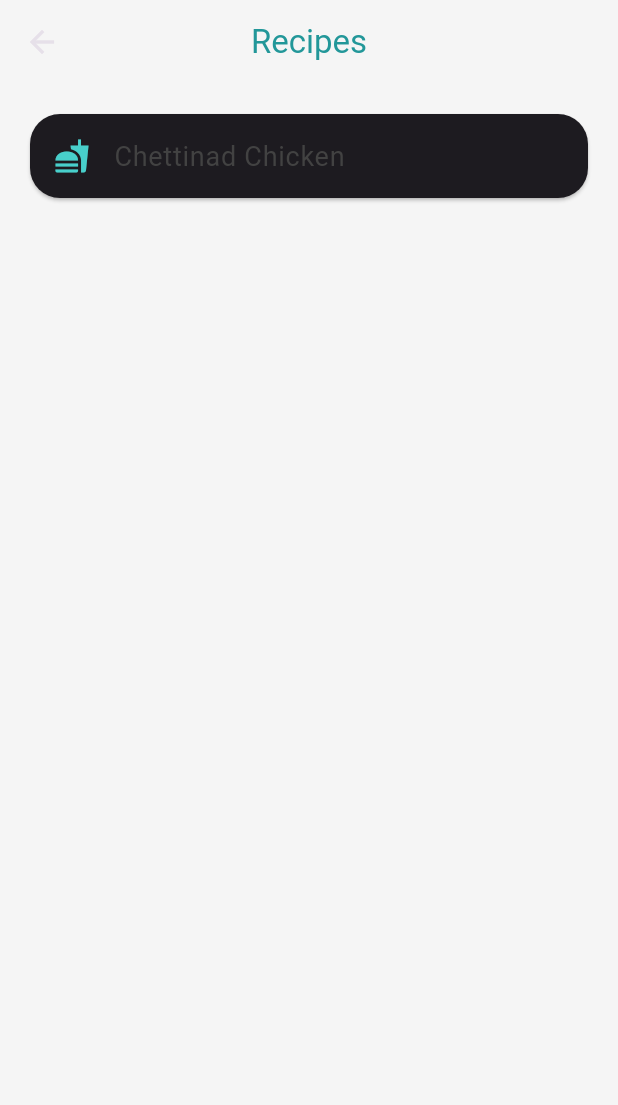
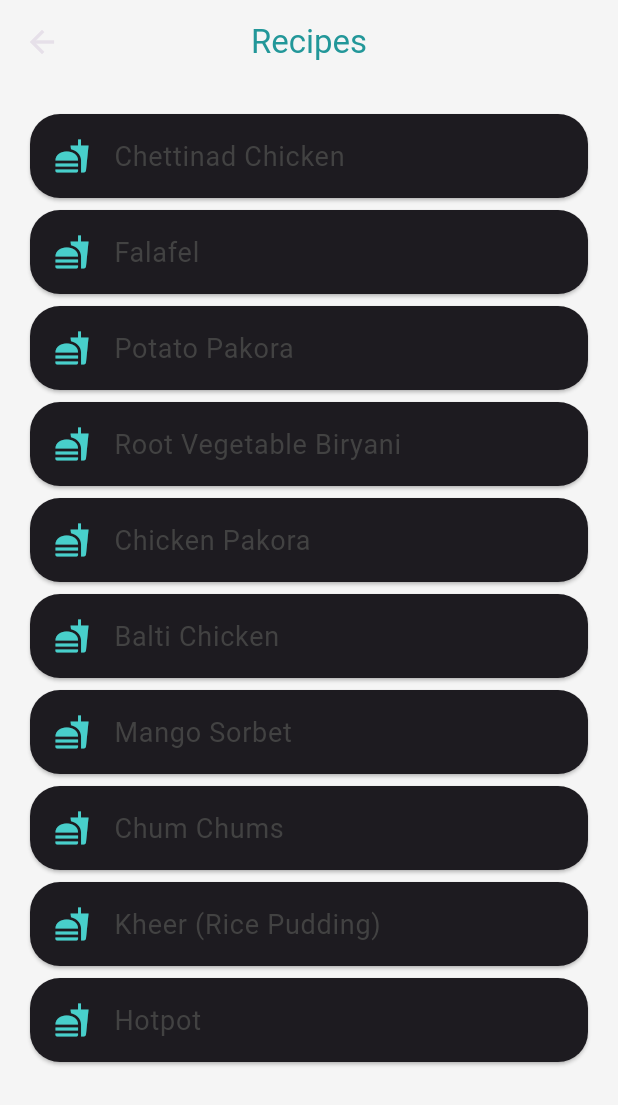
Before and after one commit to KabilanTM/Chef_Mate, a Flutter app: the RecipeListingPage screen opened directly, on a phone screen of 412 x 824 dp. Shown: the top 1105 px of the screen. Run offline on Flutter 3.47's test engine with Material 3 defaults, Android fonts, the phone set to English and light mode, and no system bars; our stand-ins replace audioplayers.

Commit message:
Update recipes.dart

```diff
--- a/lib/recipes.dart
+++ b/lib/recipes.dart
@@ -18,5 +18,67 @@ final List<Recipe> recipes = [
     RecipeStep("Cook on medium heat", 1),
     RecipeStep("Add spices", 1),
   ]),
-  // Add more recipes here
+
+  Recipe("Falafel", [
+    RecipeStep("Soak beans in water for 24 hours", 1440),
+    RecipeStep("Blend beans with garlic powder and salt", 5),
+    RecipeStep("Shape mixture into circles", 5),
+    RecipeStep("Fry until golden brown", 10),
+  ]),
+
+  Recipe("Potato Pakora", [
+    RecipeStep("Combine potatoes, flour, onion, chili, and spices in a bowl", 5),
+    RecipeStep("Shape mixture as desired", 5),
+    RecipeStep("Fry in oil until golden brown", 10),
+  ]),
+
+  Recipe("Root Vegetable Biryani", [
+    RecipeStep("Add chopped vegetables to pan and cover with boiling water", 5),
+    RecipeStep("Simmer for 15 minutes", 15),
+    RecipeStep("Add curry powder and chat masala, cook for 2 minutes", 2),
+    RecipeStep("Add rice and cook until liquid is absorbed", 20),
+    RecipeStep("Garnish with chopped coriander", 1),
+  ]),
+
+  Recipe("Chicken Pakora", [
+    RecipeStep("Mix chicken, flour, garlic, spices, and water in a bowl", 5),
+    RecipeStep("Deep fry until golden brown", 10),
+  ]),
+
+  Recipe("Balti Chicken", [
+    RecipeStep("Chop onions and cook until light brown", 10),
+    RecipeStep("Add tomatoes, chicken, spices, and fry on medium heat", 15),
+    RecipeStep("Stir occasionally until cooked", 20),
+  ]),
+
+  Recipe("Mango Sorbet", [
+    RecipeStep("Blend mango, sweetener, and yogurt until smooth", 5),
+    RecipeStep("Freeze for 2-3 hours until sides are set", 180),
+    RecipeStep("Beat and return to freezer until firm", 240),
+    RecipeStep("Garnish with fresh mango slices", 2),
+  ]),
+
+  Recipe("Chum Chums", [
+    RecipeStep("Prepare paneer and shape into balls", 60),
+    RecipeStep("Boil milk, add lemon juice, and separate curds from whey", 15),
+    RecipeStep("Drain curds and press under heavy pan", 60),
+    RecipeStep("Fry paneer balls until golden brown", 10),
+    RecipeStep("Soak in sugar syrup", 15),
+  ]),
+
+  Recipe("Kheer (Rice Pudding)", [
+    RecipeStep("Boil rice in water until soft", 20),
+    RecipeStep("Add sugar and cardamom for flavor", 5),
+    RecipeStep("Add milk and bring to boil", 10),
+    RecipeStep("Simmer until creamy", 15),
+  ]),
+
+  Recipe("Hotpot", [
+    RecipeStep("Preheat oven to 180°C", 5),
+    RecipeStep("Brown lamb pieces in a pan", 5),
+    RecipeStep("Cook onions with salt for 2-3 minutes", 3),
+    RecipeStep("Add flour, stock, thyme, bay leaves, and Worcestershire sauce", 10),
+    RecipeStep("Layer ingredients in casserole dish with potatoes", 10),
+    RecipeStep("Cook in oven for 40 minutes until golden brown", 40),
+  ]),
 ];
```
